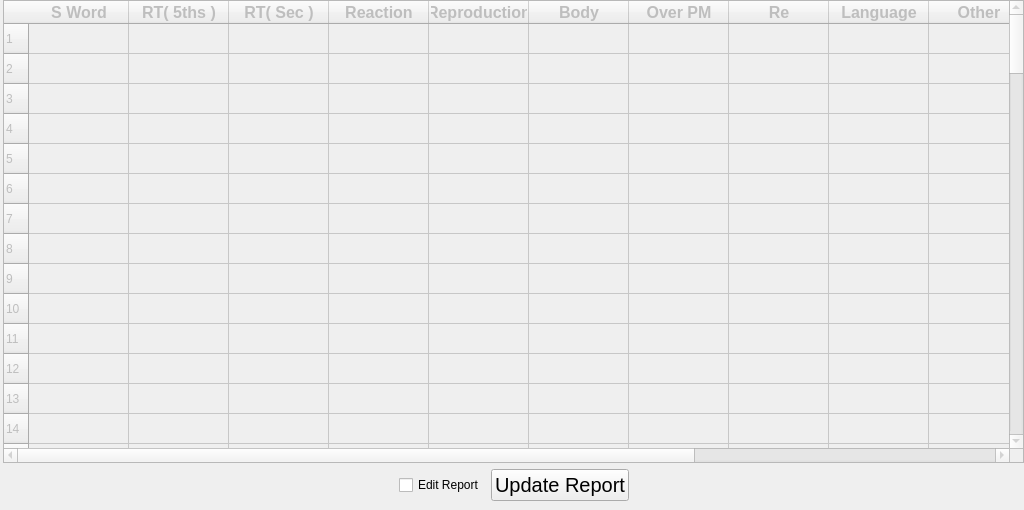
Old version of the form 32_GUI_with_PyQt5/WAT_V1.2/WAT/GUI_Files/GeneratedReport.ui in the repository amir-ice-1516-iu/basic_coding_blocks.
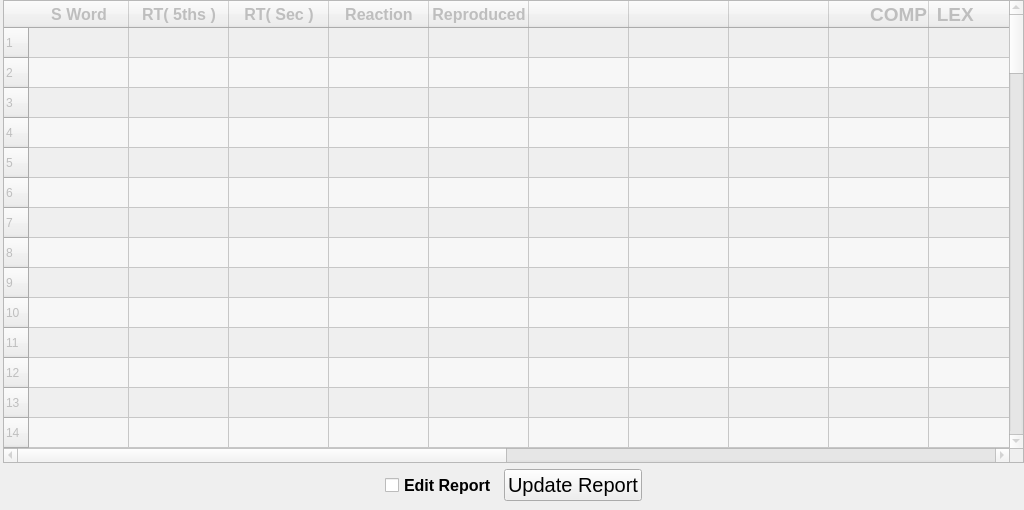
New version of the form.

What changed in the file:
```diff
--- a/32_GUI_with_PyQt5/WAT_V1.2/WAT/GUI_Files/GeneratedReport.ui
+++ b/32_GUI_with_PyQt5/WAT_V1.2/WAT/GUI_Files/GeneratedReport.ui
@@ -11,7 +11,7 @@
    </rect>
   </property>
   <property name="sizePolicy">
-   <sizepolicy hsizetype="Fixed" vsizetype="Fixed">
+   <sizepolicy hsizetype="Expanding" vsizetype="Expanding">
     <horstretch>0</horstretch>
     <verstretch>0</verstretch>
    </sizepolicy>
@@ -24,8 +24,8 @@
   </property>
   <property name="maximumSize">
    <size>
-    <width>1024</width>
-    <height>510</height>
+    <width>1280</width>
+    <height>720</height>
    </size>
   </property>
   <property name="windowTitle">
@@ -46,6 +46,66 @@
       <property name="enabled">
        <bool>false</bool>
       </property>
+      <property name="sizePolicy">
+       <sizepolicy hsizetype="Minimum" vsizetype="Expanding">
+        <horstretch>0</horstretch>
+        <verstretch>0</verstretch>
+       </sizepolicy>
+      </property>
+      <property name="minimumSize">
+       <size>
+        <width>1019</width>
+        <height>459</height>
+       </size>
+      </property>
+      <property name="maximumSize">
+       <size>
+        <width>1280</width>
+        <height>680</height>
+       </size>
+      </property>
+      <property name="sizeAdjustPolicy">
+       <enum>QAbstractScrollArea::AdjustToContents</enum>
+      </property>
+      <property name="dragEnabled">
+       <bool>true</bool>
+      </property>
+      <property name="dragDropMode">
+       <enum>QAbstractItemView::DragDrop</enum>
+      </property>
+      <property name="alternatingRowColors">
+       <bool>true</bool>
+      </property>
+      <property name="showGrid">
+       <bool>true</bool>
+      </property>
+      <property name="cornerButtonEnabled">
+       <bool>false</bool>
+      </property>
+      <attribute name="horizontalHeaderVisible">
+       <bool>true</bool>
+      </attribute>
+      <attribute name="horizontalHeaderCascadingSectionResizes">
+       <bool>false</bool>
+      </attribute>
+      <attribute name="horizontalHeaderHighlightSections">
+       <bool>false</bool>
+      </attribute>
+      <attribute name="horizontalHeaderShowSortIndicator" stdset="0">
+       <bool>false</bool>
+      </attribute>
+      <attribute name="horizontalHeaderStretchLastSection">
+       <bool>false</bool>
+      </attribute>
+      <attribute name="verticalHeaderVisible">
+       <bool>true</bool>
+      </attribute>
+      <attribute name="verticalHeaderHighlightSections">
+       <bool>true</bool>
+      </attribute>
+      <attribute name="verticalHeaderStretchLastSection">
+       <bool>false</bool>
+      </attribute>
       <row>
        <property name="text">
         <string>1</string>
@@ -596,7 +656,7 @@
       </column>
       <column>
        <property name="text">
-        <string>Reproduction</string>
+        <string>Reproduced</string>
        </property>
        <property name="font">
         <font>
@@ -608,7 +668,7 @@
       </column>
       <column>
        <property name="text">
-        <string>Body</string>
+        <string/>
        </property>
        <property name="font">
         <font>
@@ -620,11 +680,11 @@
       </column>
       <column>
        <property name="text">
-        <string>Over PM</string>
+        <string/>
        </property>
        <property name="font">
         <font>
-         <pointsize>12</pointsize>
+         <pointsize>14</pointsize>
          <weight>75</weight>
          <bold>true</bold>
         </font>
@@ -632,11 +692,11 @@
       </column>
       <column>
        <property name="text">
-        <string>Re</string>
+        <string/>
        </property>
        <property name="font">
         <font>
-         <pointsize>12</pointsize>
+         <pointsize>14</pointsize>
          <weight>75</weight>
          <bold>true</bold>
         </font>
@@ -644,23 +704,26 @@
       </column>
       <column>
        <property name="text">
-        <string>Language</string>
+        <string>COMP</string>
        </property>
        <property name="font">
         <font>
-         <pointsize>12</pointsize>
+         <pointsize>14</pointsize>
          <weight>75</weight>
          <bold>true</bold>
         </font>
        </property>
+       <property name="textAlignment">
+        <set>AlignTrailing|AlignVCenter</set>
+       </property>
       </column>
       <column>
        <property name="text">
-        <string>Other</string>
+        <string>LEX         </string>
        </property>
        <property name="font">
         <font>
-         <pointsize>12</pointsize>
+         <pointsize>14</pointsize>
          <weight>75</weight>
          <bold>true</bold>
         </font>
@@ -668,7 +731,70 @@
       </column>
       <column>
        <property name="text">
-        <string>CIs</string>
+        <string>INDIC</string>
+       </property>
+       <property name="font">
+        <font>
+         <pointsize>14</pointsize>
+         <weight>75</weight>
+         <bold>true</bold>
+        </font>
+       </property>
+       <property name="textAlignment">
+        <set>AlignTrailing|AlignVCenter</set>
+       </property>
+      </column>
+      <column>
+       <property name="text">
+        <string>ATORS    </string>
+       </property>
+       <property name="font">
+        <font>
+         <pointsize>14</pointsize>
+         <weight>75</weight>
+         <bold>true</bold>
+        </font>
+       </property>
+      </column>
+      <column>
+       <property name="text">
+        <string/>
+       </property>
+       <property name="font">
+        <font>
+         <pointsize>14</pointsize>
+         <weight>75</weight>
+         <bold>true</bold>
+        </font>
+       </property>
+      </column>
+      <column>
+       <property name="text">
+        <string/>
+       </property>
+       <property name="font">
+        <font>
+         <pointsize>14</pointsize>
+         <weight>75</weight>
+         <bold>true</bold>
+        </font>
+       </property>
+      </column>
+      <column>
+       <property name="text">
+        <string/>
+       </property>
+       <property name="font">
+        <font>
+         <pointsize>14</pointsize>
+         <weight>75</weight>
+         <bold>true</bold>
+        </font>
+       </property>
+      </column>
+      <column>
+       <property name="text">
+        <string>Total</string>
        </property>
        <property name="font">
         <font>
@@ -721,6 +847,19 @@
       </item>
       <item>
        <widget class="QCheckBox" name="editGeneratedReport">
+        <property name="sizePolicy">
+         <sizepolicy hsizetype="Minimum" vsizetype="Expanding">
+          <horstretch>0</horstretch>
+          <verstretch>0</verstretch>
+         </sizepolicy>
+        </property>
+        <property name="font">
+         <font>
+          <pointsize>12</pointsize>
+          <weight>75</weight>
+          <bold>true</bold>
+         </font>
+        </property>
         <property name="text">
          <string>Edit Report</string>
         </property>
```
